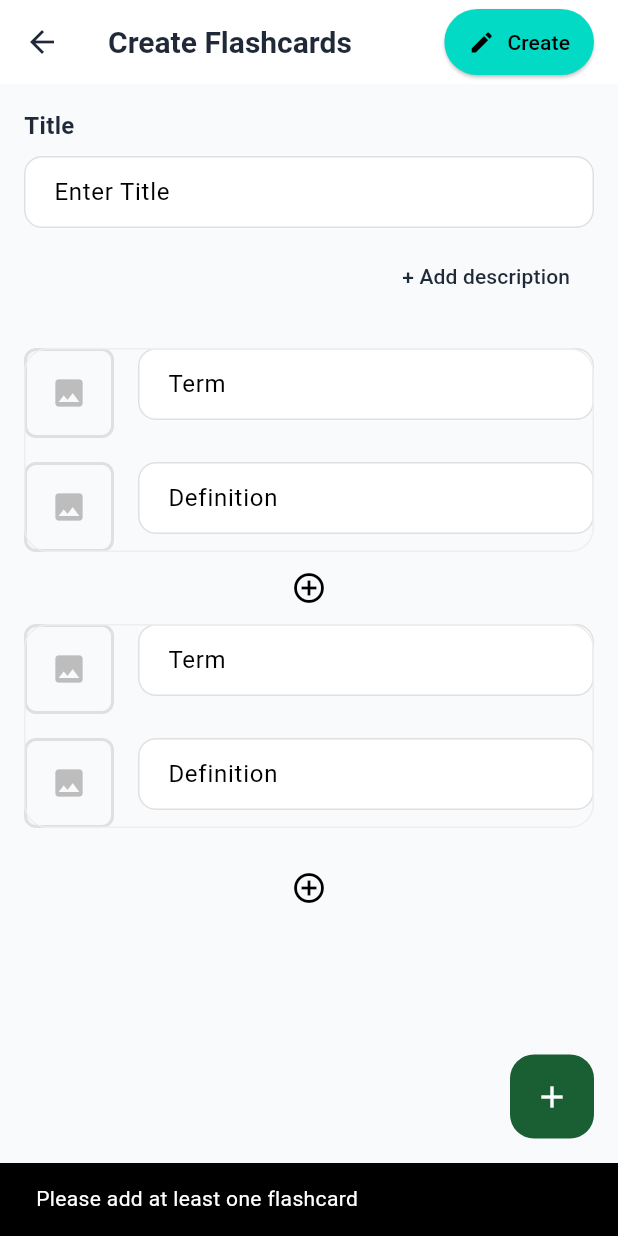
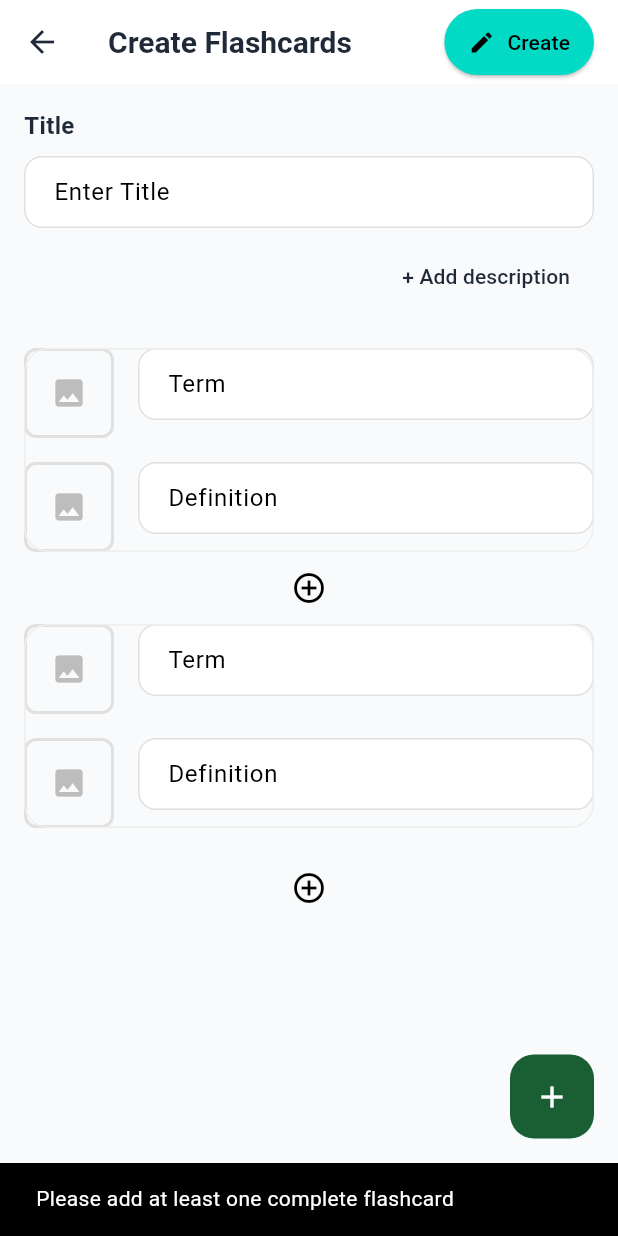
Before and after one commit to kiranraathod/grading_flashcard_app, a Flutter app: the CreateFlashcardScreen screen opened directly, after a tap on "Create", on a phone screen of 412 x 824 dp. Run offline on Flutter 3.47's test engine with Material 3 defaults, Android fonts, the phone set to English and light mode, and no system bars; our stand-ins replace equatable, flutter_bloc, shared_preferences, speech_to_text; accounts and stored records are empty; network calls fail.

Commit message:
fix: flashcard creation process

```diff
--- a/client/lib/main.dart
+++ b/client/lib/main.dart
@@ -1,5 +1,4 @@
 import 'package:flutter/material.dart';
-import 'package:flutter/foundation.dart';
 import 'package:provider/provider.dart';
 import 'package:flutter_bloc/flutter_bloc.dart';
 import 'screens/home_screen.dart';
--- a/client/lib/screens/create_flashcard_screen.dart
+++ b/client/lib/screens/create_flashcard_screen.dart
@@ -72,15 +72,31 @@ class _CreateFlashcardScreenState extends State<CreateFlashcardScreen> {
   }
 
   void _saveFlashcardSet() async {
-    // Remove empty flashcards
+    // Check for flashcards with missing fields
+    final incompleteFlashcards = _flashcards
+        .where((card) => (card.question.isNotEmpty && card.answer.isEmpty) ||
+                       (card.question.isEmpty && card.answer.isNotEmpty))
+        .toList();
+
+    if (incompleteFlashcards.isNotEmpty) {
+      ScaffoldMessenger.of(context).showSnackBar(
+        const SnackBar(
+          content: Text('All flashcards must have both a term and a definition.'),
+          duration: Duration(seconds: 3),
+        ),
+      );
+      return;
+    }
+
+    // Only keep flashcards where both question and answer are filled
     final validFlashcards =
         _flashcards
-            .where((card) => card.question.isNotEmpty || card.answer.isNotEmpty)
+            .where((card) => card.question.isNotEmpty && card.answer.isNotEmpty)
             .toList();
 
     if (validFlashcards.isEmpty) {
       ScaffoldMessenger.of(context).showSnackBar(
-        const SnackBar(content: Text('Please add at least one flashcard')),
+        const SnackBar(content: Text('Please add at least one complete flashcard')),
       );
       return;
     }
--- a/client/lib/services/recent_view_service.dart
+++ b/client/lib/services/recent_view_service.dart
@@ -223,7 +223,7 @@ class RecentViewService {
       // Save if changes were made
       if (needsSave) {
         await _saveRecentItemsWithRetry(recentItems);
-        debugPrint('  Saved synchronized completion status: Updated ${updatedCount}, Created ${createdCount}');
+        debugPrint('  Saved synchronized completion status: Updated $updatedCount, Created $createdCount');
       } else {
         debugPrint('  No changes needed');
       }
--- a/client/lib/widgets/recent/recent_tab_content.dart
+++ b/client/lib/widgets/recent/recent_tab_content.dart
@@ -1,5 +1,4 @@
 import 'package:flutter/material.dart';
-import 'package:flutter/foundation.dart';
 import 'package:flutter_bloc/flutter_bloc.dart';
 import 'package:provider/provider.dart';
 import '../../blocs/recent_view/recent_view_bloc.dart';
```
